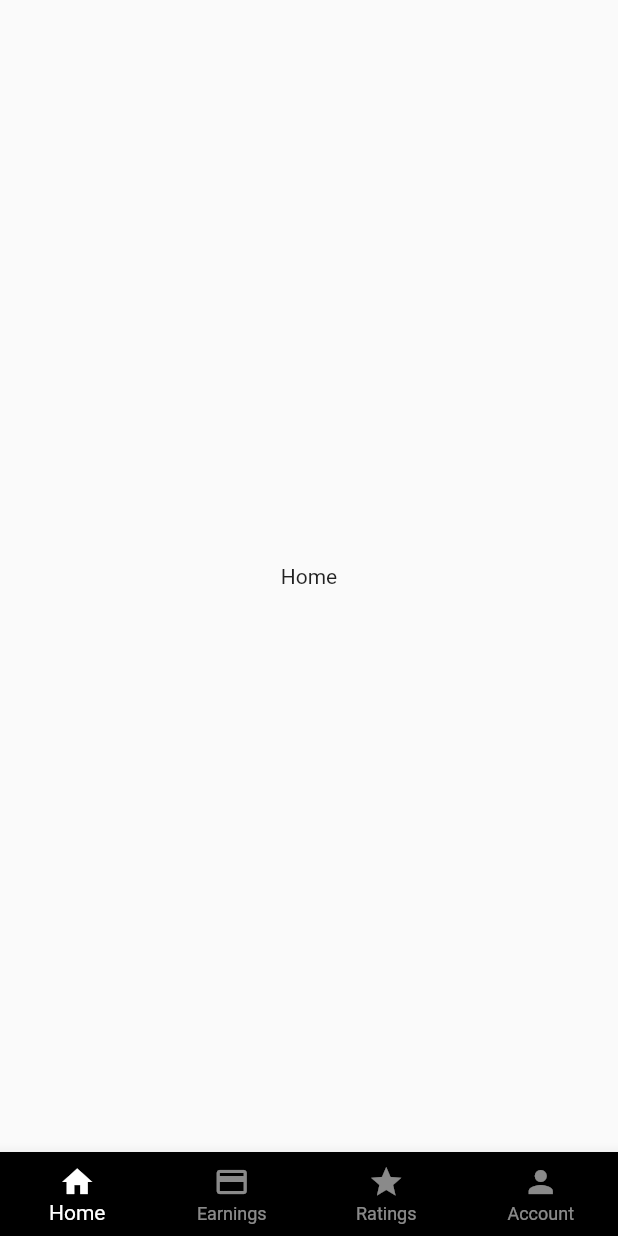
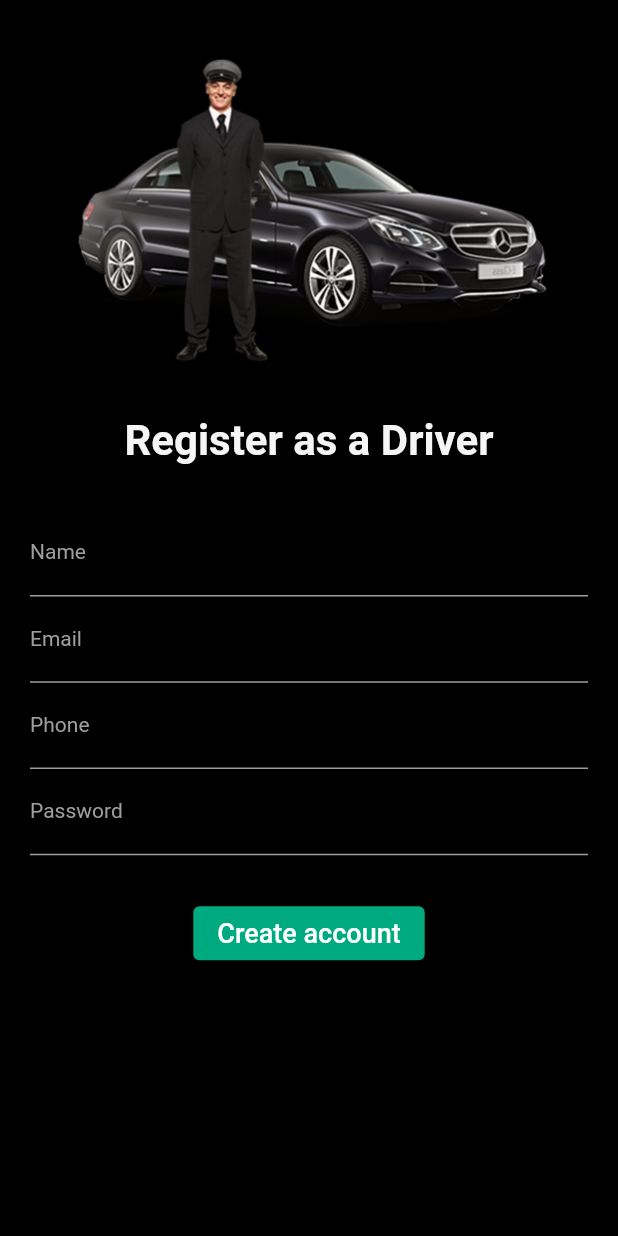
Before and after one commit to sungnga/flutter-projects, a Flutter app: the screen it shows after launch, on a phone screen of 412 x 824 dp. Run offline on Flutter 3.47's test engine with Material 2 defaults, Android fonts, the phone set to English and light mode, and no system bars; our stand-ins replace cloud_firestore, firebase_auth, firebase_core, firebase_storage, image_picker, sliding_up_panel; accounts and stored records are empty.

Commit message:
Building the signup_screen UI

```diff
--- /dev/null
+++ b/uber_clone/drivers_app/lib/screens/signup_screen.dart
@@ -0,0 +1,157 @@
+import 'package:flutter/material.dart';
+
+class SignUpScreen extends StatefulWidget {
+  const SignUpScreen({super.key});
+
+  @override
+  State<SignUpScreen> createState() => _SignUpScreenState();
+}
+
+class _SignUpScreenState extends State<SignUpScreen> {
+  TextEditingController nameTextEditingController = TextEditingController();
+  TextEditingController emailTextEditingController = TextEditingController();
+  TextEditingController phoneTextEditingController = TextEditingController();
+  TextEditingController passwordTextEditingController = TextEditingController();
+
+  @override
+  Widget build(BuildContext context) {
+    return Scaffold(
+      backgroundColor: Colors.black,
+      body: SafeArea(
+        child: SingleChildScrollView(
+            child: Padding(
+          padding: const EdgeInsets.symmetric(horizontal: 20.0, vertical: 14.0),
+          child: Column(
+            children: [
+              Padding(
+                padding: const EdgeInsets.all(20.0),
+                child: Image.asset('asset/logos/logo1.png'),
+              ),
+              SizedBox(height: 10),
+              Text(
+                'Register as a Driver',
+                style: TextStyle(
+                  fontSize: 28.0,
+                  color: Colors.grey[100],
+                  fontWeight: FontWeight.w600,
+                ),
+              ),
+              SizedBox(height: 30),
+              TextField(
+                controller: nameTextEditingController,
+                keyboardType: TextInputType.text,
+                style: TextStyle(
+                  color: Colors.grey,
+                ),
+                decoration: const InputDecoration(
+                  labelText: 'Name',
+                  // hintText: 'Name',
+                  enabledBorder: UnderlineInputBorder(
+                    borderSide: BorderSide(color: Colors.grey),
+                  ),
+                  focusedBorder: UnderlineInputBorder(
+                    borderSide: BorderSide(color: Colors.grey),
+                  ),
+                  hintStyle: TextStyle(
+                    color: Colors.grey,
+                    fontSize: 10.0,
+                  ),
+                  labelStyle: TextStyle(
+                    color: Colors.grey,
+                    fontSize: 14.0,
+                  ),
+                ),
+              ),
+              TextField(
+                controller: emailTextEditingController,
+                keyboardType: TextInputType.emailAddress,
+                style: TextStyle(
+                  color: Colors.grey,
+                ),
+                decoration: const InputDecoration(
+                  labelText: 'Email',
+                  // hintText: 'Email',
+                  enabledBorder: UnderlineInputBorder(
+                    borderSide: BorderSide(color: Colors.grey),
+                  ),
+                  focusedBorder: UnderlineInputBorder(
+                    borderSide: BorderSide(color: Colors.grey),
+                  ),
+                  hintStyle: TextStyle(
+                    color: Colors.grey,
+                    fontSize: 10.0,
+                  ),
+                  labelStyle: TextStyle(
+                    color: Colors.grey,
+                    fontSize: 14.0,
+                  ),
+                ),
+              ),
+              TextField(
+                controller: phoneTextEditingController,
+                keyboardType: TextInputType.phone,
+                style: TextStyle(
+                  color: Colors.grey,
+                ),
+                decoration: const InputDecoration(
+                  labelText: 'Phone',
+                  // hintText: 'Phone',
+                  enabledBorder: UnderlineInputBorder(
+                    borderSide: BorderSide(color: Colors.grey),
+                  ),
+                  focusedBorder: UnderlineInputBorder(
+                    borderSide: BorderSide(color: Colors.grey),
+                  ),
+                  hintStyle: TextStyle(
+                    color: Colors.grey,
+                    fontSize: 10.0,
+                  ),
+                  labelStyle: TextStyle(
+                    color: Colors.grey,
+                    fontSize: 14.0,
+                  ),
+                ),
+              ),
+              TextField(
+                controller: passwordTextEditingController,
+                keyboardType: TextInputType.text,
+                obscureText: true,
+                style: TextStyle(
+                  color: Colors.grey,
+                ),
+                decoration: const InputDecoration(
+                  labelText: 'Password',
+                  // hintText: 'Password',
+                  enabledBorder: UnderlineInputBorder(
+                    borderSide: BorderSide(color: Colors.grey),
+                  ),
+                  focusedBorder: UnderlineInputBorder(
+                    borderSide: BorderSide(color: Colors.grey),
+                  ),
+                  hintStyle: TextStyle(
+                    color: Colors.grey,
+                    fontSize: 10.0,
+                  ),
+                  labelStyle: TextStyle(
+                    color: Colors.grey,
+                    fontSize: 14.0,
+                  ),
+                ),
+              ),
+              SizedBox(height: 28.0),
+              ElevatedButton(
+                onPressed: () {},
+                style: ElevatedButton.styleFrom(
+                    backgroundColor: Color(0xff00AA80)),
+                child: Text(
+                  'Create account',
+                  style: TextStyle(color: Colors.white, fontSize: 18.0),
+                ),
+              )
+            ],
+          ),
+        )),
+      ),
+    );
+  }
+}
--- a/uber_clone/drivers_app/lib/screens/splash_screen.dart
+++ b/uber_clone/drivers_app/lib/screens/splash_screen.dart
@@ -1,6 +1,7 @@
 import 'package:flutter/material.dart';
 import 'dart:async';
 import 'package:drivers_app/screens/main_screen.dart';
+import 'package:drivers_app/screens/signup_screen.dart';
 
 class MySplashScreen extends StatefulWidget {
   const MySplashScreen({super.key});
@@ -15,7 +16,7 @@ class _MySplashScreenState extends State<MySplashScreen> {
       // send user to main screen
       Navigator.push(
         context,
-        MaterialPageRoute(builder: (context) => MainScreen()),
+        MaterialPageRoute(builder: (context) => SignUpScreen()),
       );
     });
   }
```
